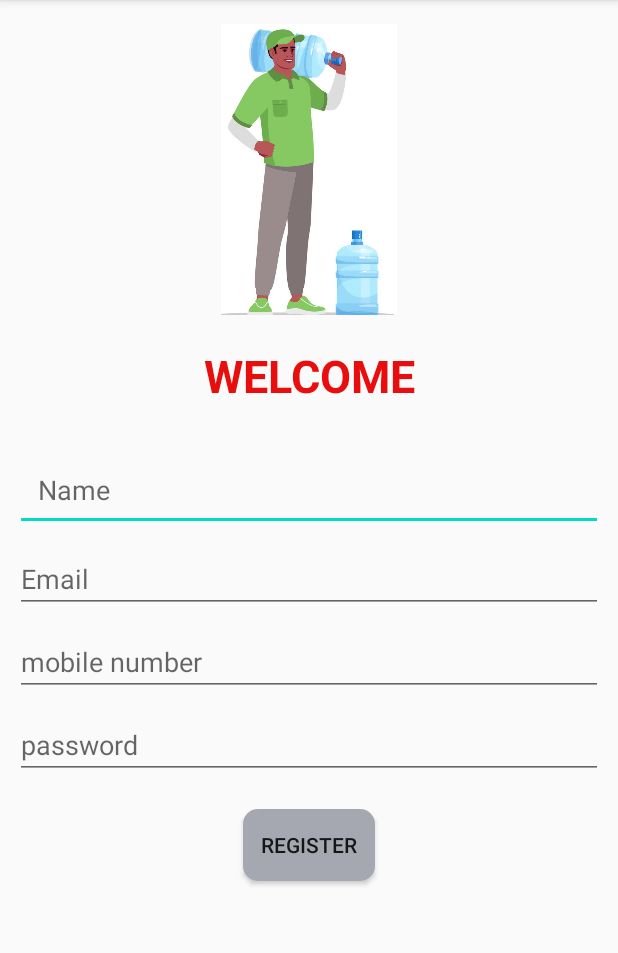
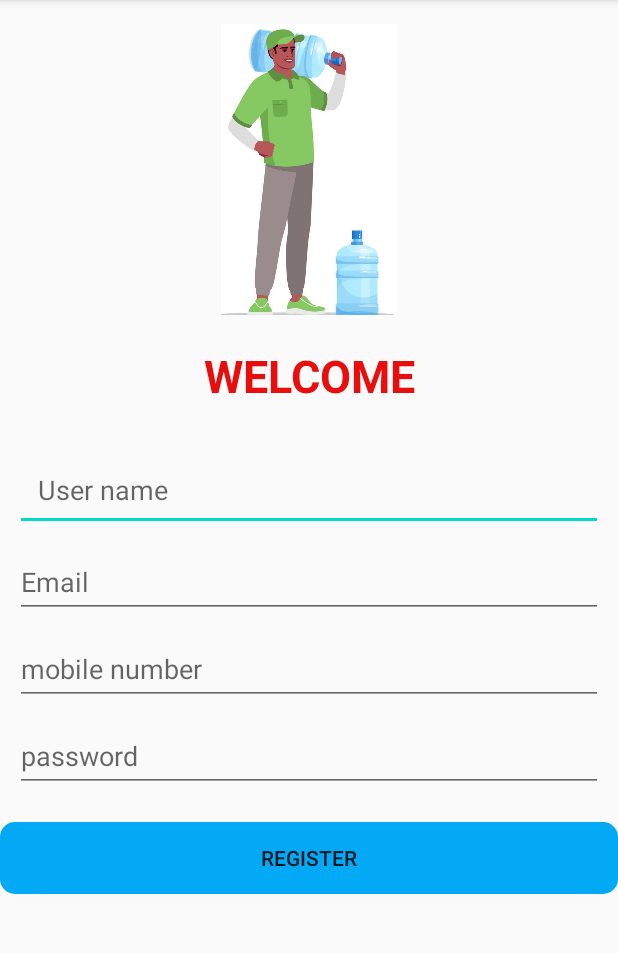
Before and after one commit to mdeep1992/water-delivery-app, an Android app: the signupactivity screen opened directly, with no data from a screen before it, on a phone screen of 412 x 824 dp, the part 84-1037 px from its top. Run offline under Robolectric (Android 15) with nearby library versions, the phone set to English and light mode, and no system bars; our stand-ins replace Firebase (no records; nobody signed in at launch, a user with empty details on screens opened directly).

Commit message:
user model class creation,firebase authentication for sign up screen

```diff
--- a/app/build.gradle
+++ b/app/build.gradle
@@ -34,6 +34,7 @@ dependencies {
     implementation 'androidx.constraintlayout:constraintlayout:2.1.3'
     implementation 'com.google.android.material:material:1.4.0'
     implementation 'com.google.firebase:firebase-database:20.0.3'
+    implementation 'com.google.firebase:firebase-auth:21.0.1'
     testImplementation 'junit:junit:4.13.2'
     androidTestImplementation 'androidx.test.ext:junit:1.1.3'
     androidTestImplementation 'androidx.test.espresso:espresso-core:3.4.0'
--- a/app/src/main/AndroidManifest.xml
+++ b/app/src/main/AndroidManifest.xml
@@ -9,6 +9,9 @@
         android:roundIcon="@mipmap/ic_launcher_round"
         android:supportsRtl="true"
         android:theme="@style/Theme.WaterDeliveryApp">
+        <activity
+            android:name=".signinactivity"
+            android:exported="false" />
         <activity
             android:name=".signupactivity"
             android:exported="false" />
--- a/app/src/main/java/com/example/waterdeliveryapp/WelcomeActivity.java
+++ b/app/src/main/java/com/example/waterdeliveryapp/WelcomeActivity.java
@@ -47,6 +47,8 @@ Button btnSignIn,btnSignUp;
         btnSignIn.setOnClickListener(new View.OnClickListener() {
             @Override
             public void onClick(View view) {
+                Intent intent=new Intent(WelcomeActivity.this,signinactivity.class);
+                startActivity(intent);
             }
 
         });
--- a/app/src/main/java/com/example/waterdeliveryapp/signupactivity.java
+++ b/app/src/main/java/com/example/waterdeliveryapp/signupactivity.java
@@ -1,14 +1,98 @@
 package com.example.waterdeliveryapp;
 
+import androidx.annotation.NonNull;
 import androidx.appcompat.app.AppCompatActivity;
 
 import android.os.Bundle;
+import android.view.View;
+import android.widget.Button;
+import android.widget.EditText;
+import android.widget.ProgressBar;
+import android.widget.Toast;
+
+import com.google.android.gms.tasks.OnCompleteListener;
+import com.google.android.gms.tasks.Task;
+import com.google.firebase.auth.AuthResult;
+import com.google.firebase.auth.FirebaseAuth;
+import com.google.firebase.database.FirebaseDatabase;
 
 public class signupactivity extends AppCompatActivity {
-
+    EditText editTextUserName;
+    EditText editTextPassword;
+    EditText editTextphoneno;
+    EditText editTextEmail;
+    Button btnregister;
+    private FirebaseAuth mAuth;
+    ProgressBar progressbar;
     @Override
     protected void onCreate(Bundle savedInstanceState) {
         super.onCreate(savedInstanceState);
         setContentView(R.layout.activity_signupactivity);
+        editTextUserName=(EditText) findViewById(R.id.editTextUserName);
+        editTextPassword=(EditText) findViewById(R.id.editTextPassword);
+        editTextphoneno=(EditText) findViewById(R.id.editTextPhoneno);
+        editTextEmail=(EditText) findViewById(R.id.editTextEmail);
+        btnregister=findViewById(R.id.btnregister);
+        progressbar=findViewById(R.id.progressBar);
+        mAuth = FirebaseAuth.getInstance();
+
+btnregister.setOnClickListener(new View.OnClickListener() {
+    @Override
+    public void onClick(View view) {
+
+        String txtUsername=editTextUserName.getText().toString().trim();
+        String txtpassword=editTextPassword.getText().toString().trim();
+        String txtEmail=editTextEmail.getText().toString().trim();
+        String txtphoneno=editTextphoneno.getText().toString().trim();
+
+
+        if(txtUsername.isEmpty()){
+            editTextUserName.setError("pls enter username");
+            editTextUserName.requestFocus();
+        } else  if (txtEmail.isEmpty()){
+            editTextEmail.setError("pls enter the email address");
+            editTextEmail.requestFocus();
+        }
+         else if (txtphoneno.length()!=10){
+            editTextphoneno.setError("pls enter the mobilenumber");
+            editTextphoneno.requestFocus();
+        }
+         else if (txtpassword.length()<6){
+            editTextPassword.setError("pls enter the password containing atleast six digits");
+            editTextPassword.requestFocus();
+        }
+     else {
+            progressbar.setVisibility(view.VISIBLE);
+            mAuth.createUserWithEmailAndPassword(txtEmail, txtpassword)
+                    .addOnCompleteListener(new OnCompleteListener<AuthResult>() {
+                        @Override
+                        public void onComplete(@NonNull Task<AuthResult> task) {
+
+
+                            if (task.isSuccessful()) {
+                                user user = new user(txtUsername, txtpassword, txtEmail, txtphoneno);
+                                FirebaseDatabase.getInstance().getReference("user").child(FirebaseAuth.getInstance().getUid())
+                                        .setValue(user).addOnCompleteListener(new OnCompleteListener<Void>() {
+                                    @Override
+                                    public void onComplete(@NonNull Task<Void> task) {
+                                        if (task.isSuccessful()) {
+                                            Toast.makeText(signupactivity.this, "user registered successfully", Toast.LENGTH_LONG).show();
+                                            progressbar.setVisibility(View.GONE);
+                                        } else {
+                                            Toast.makeText(signupactivity.this, "registerion failed", Toast.LENGTH_LONG).show();
+                                        }
+                                        progressbar.setVisibility(View.GONE);
+                                    }
+                                });
+                            } else {
+                                Toast.makeText(signupactivity.this, "registerion failed", Toast.LENGTH_LONG).show();
+                                progressbar.setVisibility(View.GONE);
+                            }
+                        }
+                    });
+        }
+
+    }
+});
     }
 }
--- a/app/src/main/res/layout/activity_signupactivity.xml
+++ b/app/src/main/res/layout/activity_signupactivity.xml
@@ -11,9 +11,9 @@
         android:layout_width="0dp"
         android:layout_height="194dp"
         android:layout_marginTop="16dp"
-        app:layout_constraintEnd_toEndOf="@+id/Name"
+        app:layout_constraintEnd_toEndOf="@+id/editTextUserName"
         app:layout_constraintHorizontal_bias="0.0"
-        app:layout_constraintStart_toStartOf="@+id/Name"
+        app:layout_constraintStart_toStartOf="@+id/editTextUserName"
         app:layout_constraintTop_toTopOf="parent"
         app:srcCompat="@drawable/signupiogo" />
 
@@ -32,12 +32,12 @@
         app:layout_constraintTop_toBottomOf="@+id/imageView2" />
 
     <EditText
-        android:id="@+id/Name"
+        android:id="@+id/editTextUserName"
         android:layout_width="match_parent"
         android:layout_height="wrap_content"
         android:layout_marginTop="28dp"
         android:ems="10"
-        android:hint="Name"
+        android:hint="User name"
         android:layout_marginLeft="10dp"
         android:layout_marginRight="10dp"
         android:inputType="textPersonName"
@@ -46,21 +46,22 @@
         tools:layout_editor_absoluteX="40dp" />
 
     <EditText
-        android:id="@+id/email"
+        android:id="@+id/editTextEmail"
         android:layout_width="match_parent"
         android:layout_height="wrap_content"
         android:layout_marginLeft="10dp"
-        android:layout_marginTop="9dp"
+        android:layout_marginTop="10dp"
         android:layout_marginRight="10dp"
         android:ems="10"
         android:hint="Email"
         android:inputType="textPersonName"
-        app:layout_constraintEnd_toEndOf="@+id/Name"
-        app:layout_constraintStart_toStartOf="@+id/Name"
-        app:layout_constraintTop_toBottomOf="@+id/Name" />
+        android:minHeight="48dp"
+        app:layout_constraintEnd_toEndOf="@+id/editTextUserName"
+        app:layout_constraintStart_toStartOf="@+id/editTextUserName"
+        app:layout_constraintTop_toBottomOf="@+id/editTextUserName" />
 
     <EditText
-        android:id="@+id/mobileno"
+        android:id="@+id/editTextPhoneno"
         android:layout_width="match_parent"
         android:layout_height="wrap_content"
         android:layout_marginLeft="10dp"
@@ -69,11 +70,13 @@
         android:ems="10"
         android:hint="mobile number"
         android:inputType="textPersonName"
-        app:layout_constraintEnd_toEndOf="@+id/email"
-        app:layout_constraintStart_toStartOf="@+id/email"
-        app:layout_constraintTop_toBottomOf="@+id/email" />
+        android:minHeight="48dp"
+        app:layout_constraintEnd_toEndOf="@+id/editTextEmail"
+        app:layout_constraintStart_toStartOf="@+id/editTextEmail"
+        app:layout_constraintTop_toBottomOf="@+id/editTextEmail" />
+
     <EditText
-        android:id="@+id/password"
+        android:id="@+id/editTextPassword"
         android:layout_width="match_parent"
         android:layout_height="wrap_content"
         android:layout_marginLeft="10dp"
@@ -82,20 +85,33 @@
         android:ems="10"
         android:hint="password"
         android:inputType="textPersonName"
-        app:layout_constraintEnd_toEndOf="@+id/mobileno"
-        app:layout_constraintStart_toStartOf="@+id/mobileno"
-        app:layout_constraintTop_toBottomOf="@+id/mobileno" />
+        android:minHeight="48dp"
+        app:layout_constraintEnd_toEndOf="@+id/editTextPhoneno"
+        app:layout_constraintStart_toStartOf="@+id/editTextPhoneno"
+        app:layout_constraintTop_toBottomOf="@+id/editTextPhoneno" />
 
     <Button
-        android:id="@+id/register"
-        android:layout_width="wrap_content"
+        android:id="@+id/btnregister"
+        android:layout_width="0dp"
         android:layout_height="wrap_content"
         android:text="REGISTER"
-        android:background="@drawable/button_sign_up"
+        android:background="@drawable/button_sign_in"
+        android:backgroundTint="@null"
         android:layout_marginTop="20dp"
         app:layout_constraintEnd_toEndOf="parent"
         app:layout_constraintStart_toStartOf="parent"
-        app:layout_constraintTop_toBottomOf="@+id/password" />
+        app:layout_constraintTop_toBottomOf="@+id/editTextPassword" />
+
+    <ProgressBar
+        android:id="@+id/progressBar"
+        style="?android:attr/progressBarStyle"
+        android:layout_width="wrap_content"
+        android:layout_height="wrap_content"
+        app:layout_constraintBottom_toBottomOf="parent"
+        app:layout_constraintEnd_toEndOf="parent"
+        app:layout_constraintStart_toStartOf="parent"
+        android:visibility="gone"
+        app:layout_constraintTop_toTopOf="parent" />
 
 
 </androidx.constraintlayout.widget.ConstraintLayout>
```
Also changed, not shown: app/src/main/java/com/example/waterdeliveryapp/signinactivity.java (added, +14 -0 lines), app/src/main/java/com/example/waterdeliveryapp/user.java (added, +22 -0 lines), app/src/main/res/layout/activity_signinactivity.xml (added, +57 -0 lines), app/src/main/res/drawable/welcomelogo.jpg (added).
